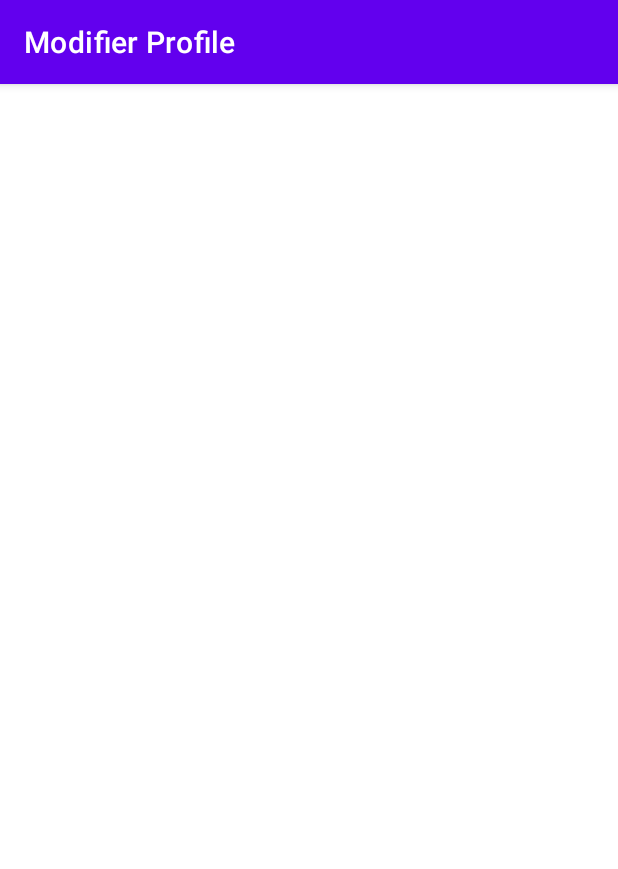
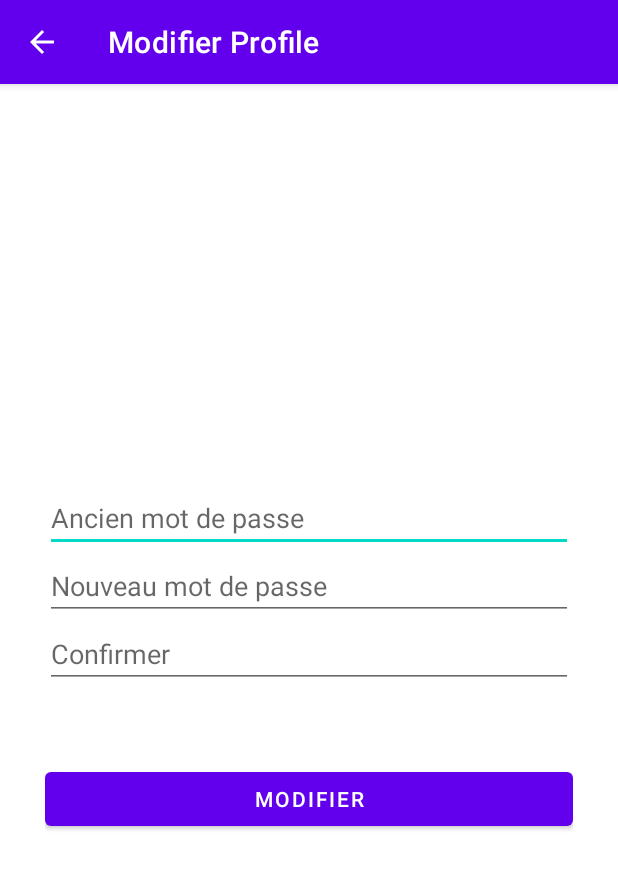
Before and after one commit to Fabrice-sangwa/AppArchive, an Android app: the ModifierProfileActivity screen opened directly, with no data from a screen before it, on a phone screen of 412 x 824 dp. Shown: the top 869 px of the screen. Run offline under Robolectric (Android 15) with nearby library versions, the phone set to English and light mode, and no system bars.

Commit message:
Ajout des champs dans modifier profile

```diff
--- a/app/src/main/AndroidManifest.xml
+++ b/app/src/main/AndroidManifest.xml
@@ -15,6 +15,7 @@
         tools:targetApi="31">
         <activity
 
+            android:parentActivityName=".HomePageActivity"
             android:label="Modifier Profile"
             android:name=".ModifierProfileActivity"
             android:exported="false" />
--- a/app/src/main/java/org/esisalama/mobile/newapp/HomePageActivity.java
+++ b/app/src/main/java/org/esisalama/mobile/newapp/HomePageActivity.java
@@ -27,7 +27,7 @@ public class HomePageActivity extends AppCompatActivity {
 
     private void checkSessionActive() {
         sharedPreferences = getSharedPreferences("session", MODE_PRIVATE);
-        boolean sessionActive = sharedPreferences.getBoolean("session_active", true);
+        boolean sessionActive = sharedPreferences.getBoolean("session_active", false);
 
         if (!sessionActive) {
             Intent intent = new Intent(this, LoginActivity.class);
--- a/app/src/main/java/org/esisalama/mobile/newapp/ModifierProfileActivity.java
+++ b/app/src/main/java/org/esisalama/mobile/newapp/ModifierProfileActivity.java
@@ -10,5 +10,8 @@ public class ModifierProfileActivity extends AppCompatActivity {
     protected void onCreate(Bundle savedInstanceState) {
         super.onCreate(savedInstanceState);
         setContentView(R.layout.activity_modifier_profile);
+
+
+
     }
 }
--- a/app/src/main/res/layout/activity_modifier_profile.xml
+++ b/app/src/main/res/layout/activity_modifier_profile.xml
@@ -1,9 +1,44 @@
 <?xml version="1.0" encoding="utf-8"?>
-<androidx.constraintlayout.widget.ConstraintLayout xmlns:android="http://schemas.android.com/apk/res/android"
+<LinearLayout xmlns:android="http://schemas.android.com/apk/res/android"
     xmlns:app="http://schemas.android.com/apk/res-auto"
-    xmlns:tools="http://schemas.android.com/tools"
+    xmlns:tools="http://schemas.androi  d.com/tools"
     android:layout_width="match_parent"
+    android:padding="30dp"
     android:layout_height="match_parent"
-    tools:context=".ModifierProfileActivity">
+    android:orientation="vertical"
+    android:gravity="center"
+    tools:context=".ModifierProfileActivity">\
 
-</androidx.constraintlayout.widget.ConstraintLayout>
+    <EditText
+
+        android:id="@+id/editextAncienmdp"
+        android:layout_width="match_parent"
+        android:layout_height="wrap_content"
+        android:hint="Ancien mot de passe"
+        android:inputType="text" />
+
+    <EditText
+
+        android:id="@+id/editextnouveauMdp"
+        android:layout_width="match_parent"
+        android:layout_height="wrap_content"
+        android:hint="Nouveau mot de passe"
+        android:inputType="text" />
+
+
+    <EditText
+        android:id="@+id/editTextCofirmer"
+        android:layout_width="match_parent"
+        android:layout_height="wrap_content"
+        android:hint="Confirmer "
+        android:inputType="text" />
+
+    <Button
+        android:layout_marginTop="50dp"
+        android:layout_width="match_parent"
+        android:layout_height="wrap_content"
+        android:text="Modifier"
+        />
+
+
+</LinearLayout>
```
Also changed, not shown: app/src/main/java/org/esisalama/mobile/newapp/LoginActivity.java (+18 -7 lines), app/src/main/res/layout/activity_login.xml (+5 -4 lines).
